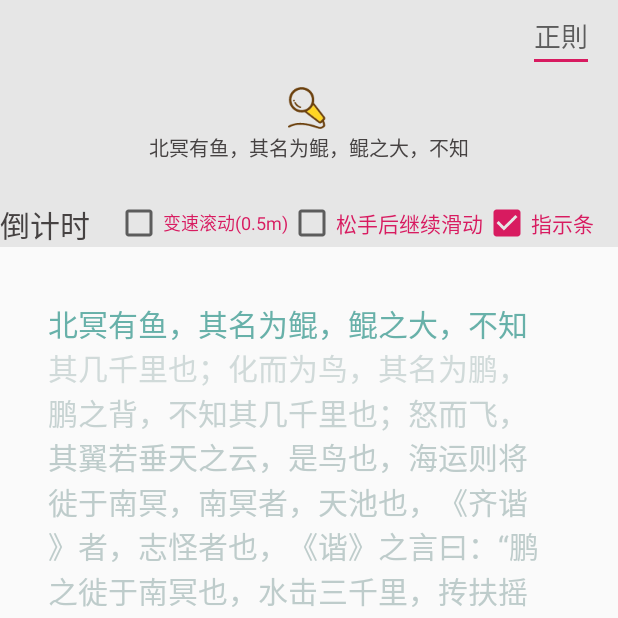
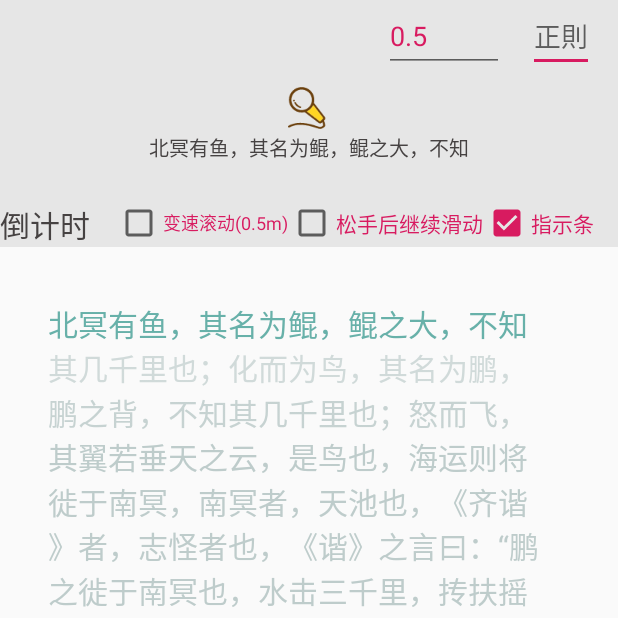
Before and after one commit to YinCanSheng/MCustomRecordingStrip, an Android app: the screen it shows after launch (MainActivity), on a phone screen of 412 x 824 dp, the top half of it. Run offline under Robolectric (Android 15) with nearby library versions, the phone set to English and light mode, and no system bars; our stand-ins replace RxJava; libraries missing offline, so code that uses them is left out: com.jakewharton.rxbinding3; 11 statements that could not run were skipped.

Commit message:
高亮位置控制

```diff
--- a/app/src/main/java/jinye/demo/jidub/MainActivity.java
+++ b/app/src/main/java/jinye/demo/jidub/MainActivity.java
@@ -39,6 +39,7 @@ import io.reactivex.android.schedulers.AndroidSchedulers;
 import io.reactivex.disposables.Disposable;
 import io.reactivex.functions.Action;
 import io.reactivex.functions.Consumer;
+import jinye.demo.dynamiclyrics.utils.StringUtils;
 import jinye.demo.dynamiclyrics.widget.AbstractLrcView;
 import jinye.demo.dynamiclyrics.widget.ManyLyricsView;
 import jinye.demo.jidub.custom.MCustomRecordDragView;
@@ -69,7 +70,9 @@ public class MainActivity extends AppCompatActivity {
   /*试听*/private TextView mAuditionTextV;
 
   /*拖动条*/private AppCompatSeekBar mLyricsSeekBar;
-/*正則*/private AppCompatEditText mRegularEditT;
+  /*正則*/private AppCompatEditText mRegularEditT;
+  /*高亮高度*/private AppCompatEditText mHlHeightEditText;
+
   /**/private TextView mTextTextV;
   /*自定义刻度条*/private MCustomRecordDragView mCustomRecordDragView;
   /*指示条时间配置*/private AppCompatCheckBox mIndicatorStatusCheckBox;
@@ -99,8 +102,9 @@ public class MainActivity extends AppCompatActivity {
    */
   private void toolInitView() {
 
-    mTextTextV=findViewById(R.id.TextView_MainActivity_text);
-    mRegularEditT=findViewById(R.id.EditText_MainActivity_Regular);
+    mHlHeightEditText = findViewById(R.id.EditText_MainActivity_HlHeight);
+    mTextTextV = findViewById(R.id.TextView_MainActivity_text);
+    mRegularEditT = findViewById(R.id.EditText_MainActivity_Regular);
     mTextTextV.setText(mDataText);
     makeLyricsView = findViewById(R.id.View_MainActivity_Dynamiclyrics);
     mCustomRecordDragView = findViewById(R.id.View_MainActivity_CustomRecordDrag);
@@ -145,6 +149,7 @@ public class MainActivity extends AppCompatActivity {
 
   /*测试文本数据*/
   private String mDataText = "北冥有鱼，其名为鲲，鲲之大，不知其几千里也；化而为鸟，其名为鹏，鹏之背，不知其几千里也；怒而飞，其翼若垂天之云，是鸟也，海运则将徙于南冥，南冥者，天池也，《齐谐》者，志怪者也，《谐》之言曰：“鹏之徙于南冥也，水击三千里，抟扶摇而上者九万里，去以六月息者也，”野马也，尘埃也，生物之以息相吹也，天之苍苍，其正色邪？其远而无所至极邪？其视下也，亦若是则已矣，且夫水之积也不厚，则其负大舟也无力。覆杯水于坳堂之上，则芥为之舟，置杯焉则胶，水浅而舟大也，风之积也不厚，则其负大翼也无力，故九万里，则风斯在下矣，而后乃今培风；背负青天，而莫之夭阏者，而后乃今将图南，蜩与学鸠笑之曰：“我决起而飞，抢榆枋而止，时则不至，而控于地而已矣，奚以之九万里而南为？”适莽苍者，三餐而反，腹犹果然；适百里者，宿舂粮；适千里者，三月聚粮，之二虫又何知！小知不及大知，小年不及大年。奚以知其然也？朝菌不知晦朔，蟪蛄不知春秋，此小年也，楚之南有冥灵者，以五百岁为春，五百岁为秋；上古有大椿者，以八千岁为春，八千岁为秋，此大年也，而彭祖乃今以久特闻，众人匹之，不亦悲乎！汤之问棘也是已，穷发之北，有冥海者，天池也，有鱼焉，其广数千里，未有知其修者，其名为鲲，有鸟焉，其名为鹏，背若泰山，翼若垂天之云，抟扶摇羊角而上者九万里，绝云气，负青天，然后图南，且适南冥也，斥鴳笑之曰：“彼且奚适也？我腾跃而上，不过数仞而下，翱翔蓬蒿之间，此亦飞之至也，而彼且奚适也？”此小大之辩也，故夫知效一官，行比一乡，德合一君。而征一国者，其自视也，亦若此矣，而宋荣子犹然笑之，且举世誉之而不加劝，举世非之而不加沮，定乎内外之分，辩乎荣辱之境，斯已矣，彼其于世，未数数然也，虽然，犹有未树也，夫列子御风而行，泠然善也，旬有五日而后反，彼于致福者，未数数然也，此虽免乎行，犹有所待者也，若夫乘天地之正，而御六气之辩，以游无穷者，彼且恶乎待哉？故曰：至人无己，神人无功，圣人无名。";
+
   /**
    * 构建测试数据-歌词
    */
@@ -163,7 +168,7 @@ public class MainActivity extends AppCompatActivity {
     makeLyricsView.toolSetSpeed(500);
     /*设置每一行允许绘制的最大宽度/可以不写/默认使用屏幕宽度的2/3宽*/
     //设置歌词的最大宽度
-    int textMaxWidth = (int) (screensWidth-(32 * displayMetrics.density + 0.5f)*2);
+    int textMaxWidth = (int) (screensWidth - (32 * displayMetrics.density + 0.5f) * 2);
     makeLyricsView.setTextMaxWidth(textMaxWidth);
     /*把歌词数据加载到自定义视图/原始文本/正则符号/是否使用正则匹配/如果是false则自动计算文本长度适配控件宽/建议使用false*/
     makeLyricsView.toolSetData(mDataText, "！", true);
@@ -448,13 +453,54 @@ public class MainActivity extends AppCompatActivity {
         .subscribe(new Consumer<CharSequence>() {
           @Override
           public void accept(CharSequence charSequence) throws Exception {
-            if(charSequence.length()>0){
-              makeLyricsView.toolSetData(mDataText,charSequence.toString(),true);
+            if (charSequence.length() > 0) {
+              makeLyricsView.toolSetData(mDataText, charSequence.toString(), true);
               makeLyricsView.toolChangeData();
             }
 
           }
         });
+    /*高亮高度*/
+    RxTextView.textChanges(mHlHeightEditText)
+        .observeOn(AndroidSchedulers.mainThread())
+        .subscribe(new Consumer<CharSequence>() {
+          @Override
+          public void accept(CharSequence charSequence) throws Exception {
+            if (charSequence.length() > 0 && isNumeric(charSequence.toString())) {
+              /*设置高亮位置*/
+              /*mHlPositionOffset 为控件的百分比 0.5 为控件居中 */
+              makeLyricsView.toolSetHlPositionOffset(Float.valueOf(charSequence.toString()));
+              makeLyricsView.invalidateView();
+            } else {
+              makeLyricsView.toolSetHlPositionOffset(0.5f);
+              makeLyricsView.invalidateView();
+            }
+
+          }
+        });
+  }
+
+
+  /**
+   * 判断是否为数字的方法
+   */
+  public boolean isNumeric(String str) {
+    int temp = 0;
+    for (int i = 0; i < str.length(); i++) {
+      /*允许有一个小数点*/
+      if (str.charAt(i) == '.') {
+        temp++;
+        continue;
+      }
+      /*每一个char都要是数字*/
+      if (!Character.isDigit(str.charAt(i))) {
+        return false;
+      }
+    }
+    if (temp > 1) {
+      return false;
+    }
+    return true;
   }
 
   /*倒计时调度*/private Disposable mRecordCountdownDp;
--- a/app/src/main/res/layout/activity_main.xml
+++ b/app/src/main/res/layout/activity_main.xml
@@ -33,6 +33,18 @@
         android:checked="true"
         android:text=""
         android:hint="正則"
+        android:textColor="@color/colorAccent"
+        android:layout_height="wrap_content"/>
+    <android.support.v7.widget.AppCompatEditText
+        android:id="@+id/EditText_MainActivity_HlHeight"
+        android:layout_width="wrap_content"
+      app:layout_constraintTop_toTopOf="@+id/EditText_MainActivity_Regular"
+        app:layout_constraintRight_toLeftOf="@+id/EditText_MainActivity_Regular"
+        app:layout_constraintBottom_toBottomOf="@+id/EditText_MainActivity_Regular"
+        android:layout_marginEnd="16dp"
+        android:checked="true"
+        android:text="0.5"
+        android:hint="高亮高度"
         android:textColor="@color/colorAccent"
         android:layout_height="wrap_content"/>
     <!--配置控制器-->
```
Also changed, not shown: 12 other files.
